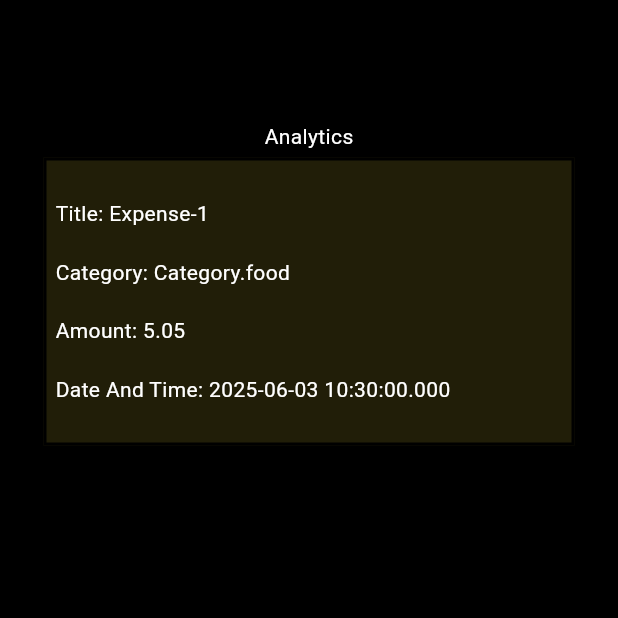
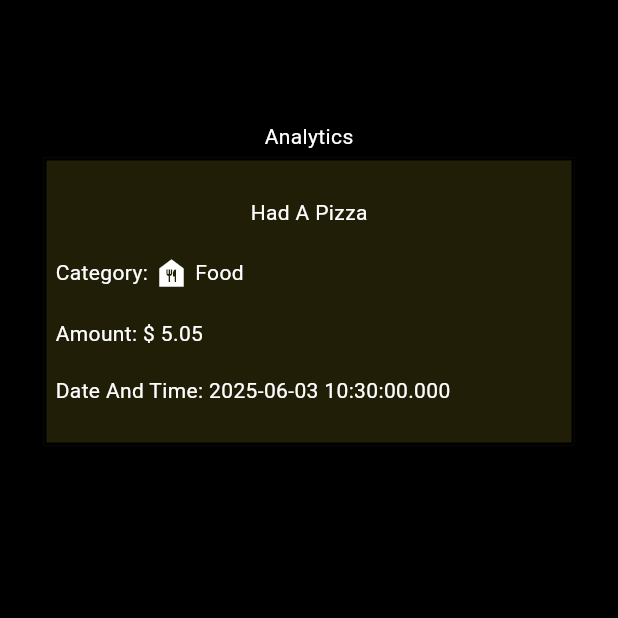
Before and after one commit to bitsbuild/flutter-course-work, a Flutter app: the screen it shows after launch, on a phone screen of 412 x 824 dp, the top half of it. Run offline on Flutter 3.47's test engine with Material 3 defaults, Android fonts, the phone set to English and light mode, and no system bars; our stand-ins replace rflutter_alert.

Commit message:
Flutter: Project-3: Expense Card Finalized

```diff
--- a/Project-3-Expense-Tracker-App/expense_tracker/analysis_options.yaml
+++ b/Project-3-Expense-Tracker-App/expense_tracker/analysis_options.yaml
@@ -10,6 +10,7 @@
 analyzer:
   errors:
     must_be_immutable: ignore
+    unnecessary_string_interpolations: ignore
 include: package:flutter_lints/flutter.yaml
 
 linter:
--- a/Project-3-Expense-Tracker-App/expense_tracker/lib/expense_card.dart
+++ b/Project-3-Expense-Tracker-App/expense_tracker/lib/expense_card.dart
@@ -18,8 +18,26 @@ class ExpenseCard extends StatefulWidget {
 }
 
 class _ExpenseCardState extends State<ExpenseCard> {
+  var iconMap = {
+    Category.work: Icon(Icons.laptop, color: Colors.white),
+    Category.food: Icon(Icons.food_bank, color: Colors.white),
+    Category.travel: Icon(Icons.airplane_ticket_outlined, color: Colors.white),
+    Category.leisure: Icon(
+      Icons.airline_seat_recline_extra,
+      color: Colors.white,
+    ),
+  };
+  var textMap = {
+    Category.work: 'Work',
+    Category.leisure: 'Leisure',
+    Category.food: 'Food',
+    Category.travel: 'Travel',
+  };
   @override
   Widget build(BuildContext context) {
+    final icon =
+        iconMap[widget.category] ??
+        const Icon(Icons.help_outline, color: Colors.white);
     return SizedBox(
       height: 200,
       width: double.infinity,
@@ -35,16 +53,24 @@ class _ExpenseCardState extends State<ExpenseCard> {
             crossAxisAlignment: CrossAxisAlignment.start,
             mainAxisSize: MainAxisSize.max,
             children: [
-              Text(
-                'Title: ${widget.title}',
-                style: TextStyle(color: Colors.white),
+              Center(
+                child: Text(
+                  '${widget.title}',
+                  style: TextStyle(color: Colors.white),
+                ),
+              ),
+              Row(
+                children: [
+                  Text('Category: ', style: TextStyle(color: Colors.white)),
+                  icon,
+                  Text(
+                    ' ${textMap[widget.category]}',
+                    style: TextStyle(color: Colors.white),
+                  ),
+                ],
               ),
               Text(
-                'Category: ${widget.category.toString()}',
-                style: TextStyle(color: Colors.white),
-              ),
-              Text(
-                'Amount: ${widget.amount.toString()}',
+                'Amount: \$ ${widget.amount.toString()}',
                 style: TextStyle(color: Colors.white),
               ),
               Text(
--- a/Project-3-Expense-Tracker-App/expense_tracker/lib/main.dart
+++ b/Project-3-Expense-Tracker-App/expense_tracker/lib/main.dart
@@ -41,25 +41,25 @@ class _ExpenseTrackerScaffold extends State<ExpenseTrackerScaffold> {
 
   List<Expense> expensesList = [
     Expense(
-      title: 'Expense-1',
+      title: 'Had A Pizza',
       category: Category.food,
       amount: 5.05,
       date: DateTime.now(),
     ),
     Expense(
-      title: 'Expense-2',
+      title: 'Purchased A Wireless Keyboard',
       category: Category.work,
       amount: 10.55,
       date: DateTime.now(),
     ),
     Expense(
-      title: 'Expense-3',
+      title: 'Train Ticket To Churchgate',
       category: Category.travel,
       amount: 15.05,
       date: DateTime.now(),
     ),
     Expense(
-      title: 'Expense-4',
+      title: 'Adventure Park Ticket',
       category: Category.leisure,
       amount: 20.55,
       date: DateTime.now(),
--- a/Project-3-Expense-Tracker-App/expense_tracker/pubspec.yaml
+++ b/Project-3-Expense-Tracker-App/expense_tracker/pubspec.yaml
@@ -34,6 +34,7 @@ dependencies:
   # The following adds the Cupertino Icons font to your application.
   # Use with the CupertinoIcons class for iOS style icons.
   cupertino_icons: ^1.0.8
+  intl: ^0.20.2
 
 dev_dependencies:
   flutter_test:
```
Also changed, not shown: Project-3-Expense-Tracker-App/expense_tracker/pubspec.lock.
